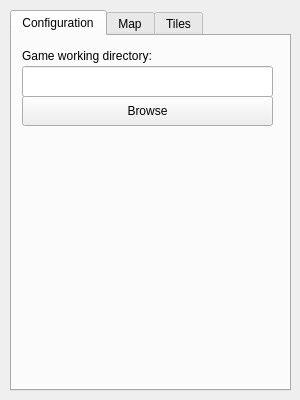
sago007/annchienta, file Annchienta/games/editor/editor.ui: the form before one commit.
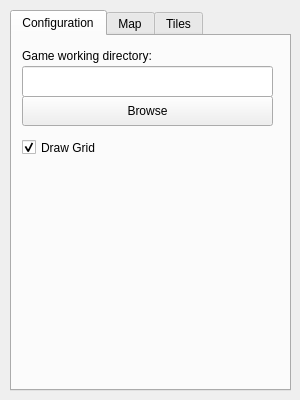
The form after the commit.

Commit message: Made grid drawing optional.

```diff
--- a/Annchienta/games/editor/editor.ui
+++ b/Annchienta/games/editor/editor.ui
@@ -76,6 +76,22 @@
       <string>Browse</string>
      </property>
     </widget>
+    <widget class="QCheckBox" name="gridBox" >
+     <property name="geometry" >
+      <rect>
+       <x>10</x>
+       <y>100</y>
+       <width>94</width>
+       <height>23</height>
+      </rect>
+     </property>
+     <property name="text" >
+      <string>Draw Grid</string>
+     </property>
+     <property name="checked" >
+      <bool>true</bool>
+     </property>
+    </widget>
    </widget>
    <widget class="QWidget" name="mapTab" >
     <attribute name="title" >
```
The commit also changes 2 other files.
